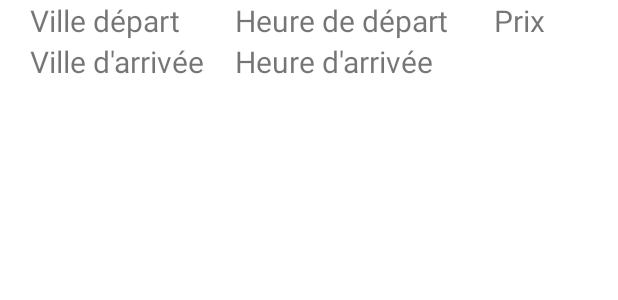
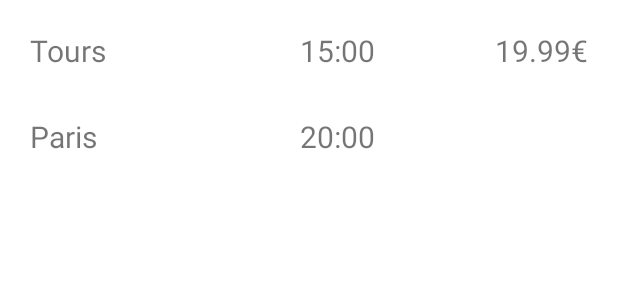
Before and after one commit to mazouakh/CalmaCar, an Android app: the layout listview_search_result.xml on its own in the app's theme, with its tools: preview values and no code run, on a phone screen of 412 x 824 dp. Shown: the top 300 px of the screen. Run offline under Robolectric (Android 15) with nearby library versions, the phone set to English and light mode, and no system bars.

Commit message:
creation activity_trips_details et mettre à jour listview_search_result

```diff
--- a/app/src/main/AndroidManifest.xml
+++ b/app/src/main/AndroidManifest.xml
@@ -11,6 +11,9 @@
         android:supportsRtl="true"
         android:theme="@style/Theme.CalmaCar"
         tools:targetApi="31">
+        <activity
+            android:name=".TripsDetailsActivity"
+            android:exported="false" />
         <activity
             android:name=".passenger.TripsSearchResultActivity"
             android:exported="false" />
--- a/app/src/main/res/layout/listview_search_result.xml
+++ b/app/src/main/res/layout/listview_search_result.xml
@@ -1,63 +1,69 @@
 <?xml version="1.0" encoding="utf-8"?>
-<LinearLayout xmlns:android="http://schemas.android.com/apk/res/android"
+<RelativeLayout xmlns:android="http://schemas.android.com/apk/res/android"
     android:orientation="horizontal"
     android:layout_width="match_parent"
     android:layout_height="match_parent"
+    android:paddingRight="20dp"
+    android:paddingLeft="20dp"
+    android:paddingTop="20dp"
     >
     <LinearLayout
+        android:id="@+id/ly_1"
         android:layout_width="wrap_content"
         android:layout_height="wrap_content"
         android:orientation="vertical"
-        android:layout_marginLeft="20dp">
-
+        android:layout_alignParentLeft="true"
+        >
         <TextView
             android:id="@+id/tv_departCity"
             android:layout_width="wrap_content"
             android:layout_height="wrap_content"
             android:layout_weight="1"
             android:textSize="20sp"
-            android:text="Ville départ"/>
+            android:text="Tours"/>
 
         <TextView
             android:id="@+id/tv_arrivalCity"
             android:layout_width="wrap_content"
             android:layout_height="wrap_content"
+            android:layout_marginTop="30dp"
             android:layout_weight="1"
             android:textSize="20sp"
-            android:text="Ville d'arrivée"/>
+            android:text="Paris"/>
     </LinearLayout>
     <LinearLayout
+        android:id="@+id/ly_2"
         android:layout_width="wrap_content"
         android:layout_height="wrap_content"
         android:orientation="vertical"
-        android:layout_marginLeft="20dp">
+        android:layout_toLeftOf="@+id/ly_3"
+        android:paddingHorizontal="80dp">
         <TextView
             android:id="@+id/tv_departTime"
             android:layout_width="wrap_content"
             android:layout_height="wrap_content"
-            android:layout_weight="2"
             android:textSize="20sp"
-            android:text="Heure de départ"/>
+            android:text="15:00"/>
 
         <TextView
             android:id="@+id/tv_arrivalTime"
             android:layout_width="wrap_content"
             android:layout_height="wrap_content"
-            android:layout_weight="1"
+            android:layout_marginTop="30dp"
             android:textSize="20sp"
-            android:text="Heure d'arrivée"/>
+            android:text="20:00"/>
     </LinearLayout>
     <LinearLayout
+        android:id="@+id/ly_3"
         android:layout_width="wrap_content"
         android:layout_height="wrap_content"
-        android:orientation="vertical"
-        android:layout_marginLeft="30dp">
+        android:layout_alignParentRight="true"
+        >
         <TextView
         android:id="@+id/tv_price"
         android:layout_width="wrap_content"
         android:layout_height="wrap_content"
-        android:orientation="vertical"
         android:textSize="20sp"
-        android:text="Prix"/>
+        android:text="19.99€"/>
     </LinearLayout>
-</LinearLayout>
+</RelativeLayout>
```
Also changed, not shown: app/src/main/java/com/example/calmacar/TripsDetailsActivity.java (added, +14 -0 lines), app/src/main/res/layout/activity_trips_details.xml (added, +130 -0 lines).
